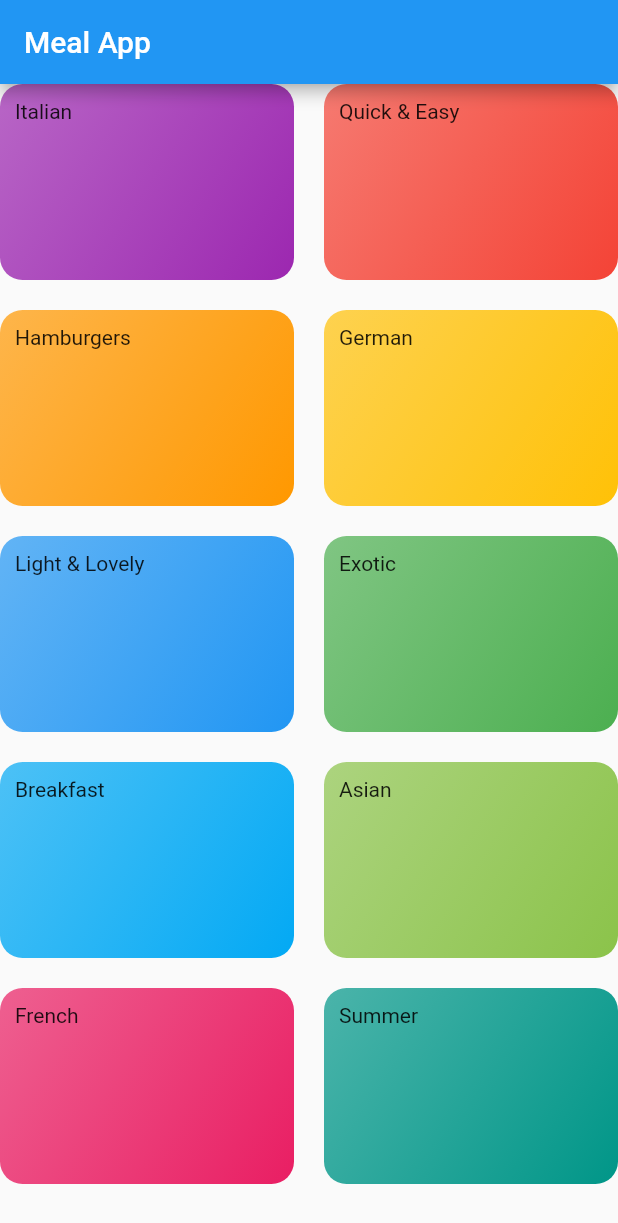
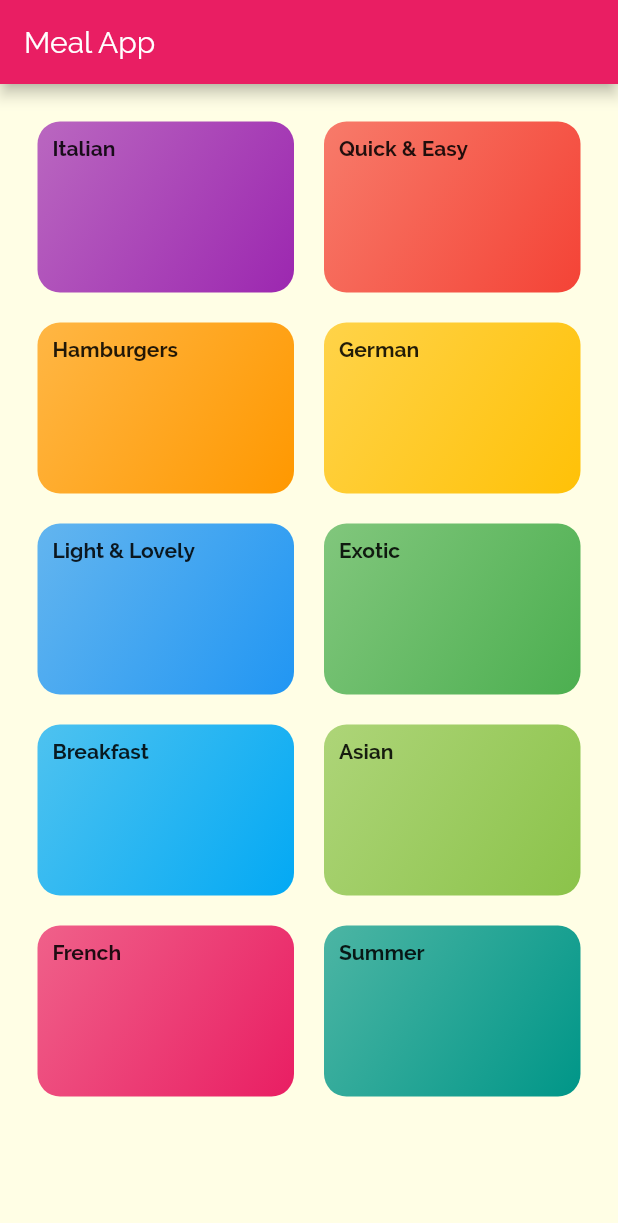
Before and after one commit to benkigera/meals_app, a Flutter app: the screen it shows after launch, on a phone screen of 412 x 824 dp. Shown: the top 1223 px of the screen. Run offline on Flutter 3.47's test engine with Material 2 defaults, Android fonts, the phone set to English and light mode, and no system bars.

Commit message:
Navigate Screens onItemTap

```diff
--- a/lib/main.dart
+++ b/lib/main.dart
@@ -14,7 +14,10 @@ class MyApp extends StatelessWidget {
     return MaterialApp(
       title: 'Deli Meals',
       theme: ThemeData(
-        primarySwatch: Colors.blue,
+        primarySwatch: Colors.pink,
+        accentColor: Colors.amber,
+        canvasColor: Color.fromRGBO(255, 254, 229, 1),
+        fontFamily: 'Raleway',
       ),
       home: const CategoryScreen(),
     );
--- a/lib/widgets/categories_screen.dart
+++ b/lib/widgets/categories_screen.dart
@@ -12,6 +12,7 @@ class CategoryScreen extends StatelessWidget {
         title: const Text('Meal App'),
       ),
       body: GridView(
+        padding: const EdgeInsets.all(25),
 
         //returns a category item as widgets
         children: DUMMY_CATEGORIES
--- a/lib/widgets/category_item.dart
+++ b/lib/widgets/category_item.dart
@@ -1,4 +1,5 @@
 import 'package:flutter/material.dart';
+import 'package:meals_app/widgets/category_meals_screen.dart';
 
 class CategoryItem extends StatelessWidget {
   //values being passed
@@ -9,15 +10,29 @@ class CategoryItem extends StatelessWidget {
 
   @override
   Widget build(BuildContext context) {
-    return Container(
+    return InkWell(
+      onTap: () => selectCategory(context),
+      splashColor: Theme.of(context).primaryColor,
+      borderRadius: BorderRadius.circular(15),
+      child: Container(
         padding: const EdgeInsets.all(10),
-      child: Text(title),
+        child: Text(
+          title,
+          style: TextStyle(fontFamily: 'Raleway', fontWeight: FontWeight.w700),
+        ),
         decoration: BoxDecoration(
             gradient: LinearGradient(
                 colors: [color.withOpacity(0.7), color],
                 begin: Alignment.topLeft,
                 end: Alignment.bottomRight),
             borderRadius: BorderRadius.circular(15)),
+      ),
     );
   }
+
+  void selectCategory(BuildContext context) {
+    Navigator.of(context).push(MaterialPageRoute(builder: (_) {
+      return CategoryMealScreen();
+    }));
   }
+}
```
Also changed, not shown: lib/widgets/category_meals_screen.dart (added, +17 -0 lines), pubspec.yaml (+17 -6 lines), assets/fonts/OpenSans-Bold.ttf (added), assets/fonts/OpenSans-Regular.ttf (added), assets/fonts/Quicksand-Bold.ttf (added), assets/fonts/Quicksand-Light.ttf (added), assets/fonts/Quicksand-Medium.ttf (added), assets/fonts/Quicksand-Regular.ttf (added), assets/fonts/Raleway-Black.ttf (added), assets/fonts/Raleway-Bold.ttf (added), assets/fonts/Raleway-Regular.ttf (added), assets/fonts/RobotoCondensed-Bold.ttf (added), assets/fonts/RobotoCondensed-Italic.ttf (added), assets/fonts/RobotoCondensed-Light.ttf (added), 1 more files. Lines whose indentation alone changed are shown as unchanged.
